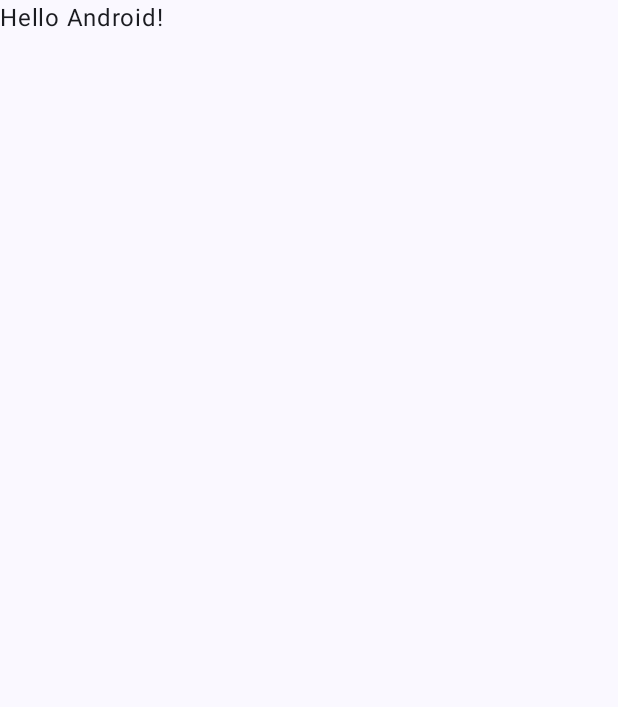
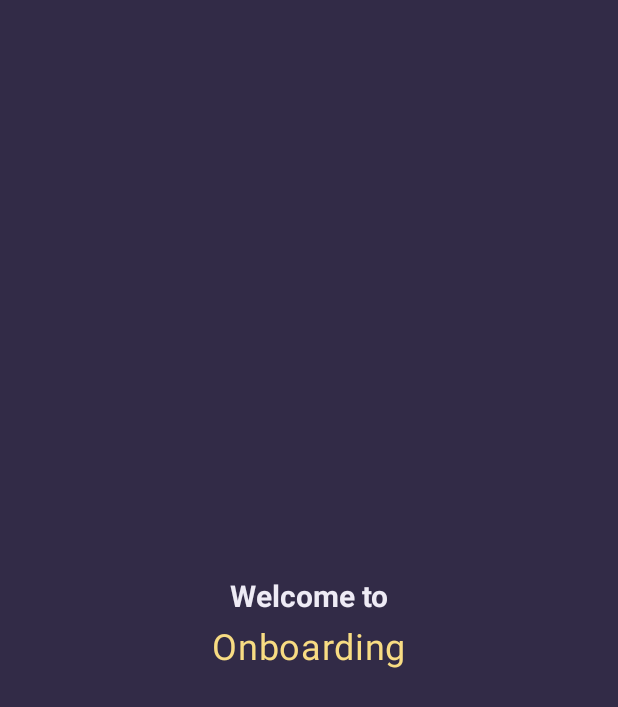
Before and after one commit to VishalPVijayan4/ComposeAnimation_HILT, an Android app built with Jetpack Compose: the screen it shows after launch (MainActivity), on a phone screen of 412 x 824 dp. Before the commit the part shown is almost empty. Shown: the top 707 px of the screen. Run offline under Robolectric (Android 15) with nearby library versions, the phone set to English and light mode, and no system bars; our stand-ins replace Dagger/Hilt's generated code; 1 statement that could not run was skipped.

Commit message:
Set Up Splash + Navigation In App

```diff
--- a/app/src/main/AndroidManifest.xml
+++ b/app/src/main/AndroidManifest.xml
@@ -18,7 +18,6 @@
         <activity
             android:name=".MainActivity"
             android:exported="true"
-            android:label="@string/app_name"
             android:theme="@style/Theme.ComposeAnimation_HILT">
             <intent-filter>
                 <action android:name="android.intent.action.MAIN" />
--- a/app/src/main/java/com/vishalpvijayan/composeanimation_hilt/MainActivity.kt
+++ b/app/src/main/java/com/vishalpvijayan/composeanimation_hilt/MainActivity.kt
@@ -3,47 +3,15 @@ package com.vishalpvijayan.composeanimation_hilt
 import android.os.Bundle
 import androidx.activity.ComponentActivity
 import androidx.activity.compose.setContent
-import androidx.activity.enableEdgeToEdge
-import androidx.compose.foundation.layout.fillMaxSize
-import androidx.compose.foundation.layout.padding
-import androidx.compose.material3.Scaffold
-import androidx.compose.material3.Text
-import androidx.compose.runtime.Composable
-import androidx.compose.ui.Modifier
-import androidx.compose.ui.tooling.preview.Preview
-import com.vishalpvijayan.composeanimation_hilt.ui.theme.ComposeAnimation_HILTTheme
+import com.vishalpvijayan.composeanimation_hilt.presentation.components.NavigationInApp
 import dagger.hilt.android.AndroidEntryPoint
 
 @AndroidEntryPoint
 class MainActivity : ComponentActivity() {
     override fun onCreate(savedInstanceState: Bundle?) {
         super.onCreate(savedInstanceState)
-        enableEdgeToEdge()
         setContent {
-            ComposeAnimation_HILTTheme {
-                Scaffold(modifier = Modifier.fillMaxSize()) { innerPadding ->
-                    Greeting(
-                        name = "Android",
-                        modifier = Modifier.padding(innerPadding)
-                    )
-                }
-            }
+            NavigationInApp()
         }
     }
 }
-
-@Composable
-fun Greeting(name: String, modifier: Modifier = Modifier) {
-    Text(
-        text = "Hello $name!",
-        modifier = modifier
-    )
-}
-
-@Preview(showBackground = true)
-@Composable
-fun GreetingPreview() {
-    ComposeAnimation_HILTTheme {
-        Greeting("Android")
-    }
-}
--- /dev/null
+++ b/app/src/main/java/com/vishalpvijayan/composeanimation_hilt/presentation/components/navigationInApp.kt
@@ -0,0 +1,21 @@
+package com.vishalpvijayan.composeanimation_hilt.presentation.components
+
+import androidx.compose.runtime.Composable
+import androidx.navigation.compose.NavHost
+import androidx.navigation.compose.composable
+import androidx.navigation.compose.rememberNavController
+import com.vishalpvijayan.composeanimation_hilt.presentation.screens.SplashScreen
+
+@Composable
+fun NavigationInApp() {
+    val navController = rememberNavController()
+
+    NavHost(navController, startDestination = "splash") {
+
+        //1. SPLASH SCREEN
+        composable("splash") {
+            SplashScreen(navController)
+        }
+
+    }
+}
--- /dev/null
+++ b/app/src/main/java/com/vishalpvijayan/composeanimation_hilt/presentation/screens/splashscreen.kt
@@ -0,0 +1,50 @@
+package com.vishalpvijayan.composeanimation_hilt.presentation.screens
+
+import androidx.compose.foundation.background
+import androidx.compose.foundation.layout.Box
+import androidx.compose.foundation.layout.Column
+import androidx.compose.foundation.layout.fillMaxSize
+import androidx.compose.material3.MaterialTheme
+import androidx.compose.material3.Text
+import androidx.compose.runtime.Composable
+import androidx.compose.runtime.LaunchedEffect
+import androidx.compose.ui.Alignment
+import androidx.compose.ui.Modifier
+import androidx.compose.ui.graphics.Color
+import androidx.compose.ui.text.font.FontWeight
+import androidx.compose.ui.unit.sp
+import androidx.navigation.NavController
+import kotlinx.coroutines.delay
+
+@Composable
+fun SplashScreen(navController: NavController) {
+    LaunchedEffect(Unit) {
+        delay(2000L) // Wait for 2 seconds
+        navController.navigate("onboarding") {
+            popUpTo("splash") { inclusive = true } // Remove splash from back stack
+        }
+    }
+
+    Box(
+        modifier = Modifier
+            .fillMaxSize()
+            .background(Color(0xFF322B47)),  // Background color set here
+        contentAlignment = Alignment.Center
+    ) {
+        Column(horizontalAlignment = Alignment.CenterHorizontally) {
+            Text(
+                text = "Welcome to",
+                style = MaterialTheme.typography.headlineLarge,
+                fontSize = 20.sp,
+                fontWeight = FontWeight.Bold,
+                color = Color(0xFFEEEBF5) // First text color
+            )
+            Text(
+                fontSize = 24.sp,
+                text = "Onboarding",
+                style = MaterialTheme.typography.bodyLarge,
+                color = Color(0xFFF8DC83) // Second text color
+            )
+        }
+    }
+}
```
